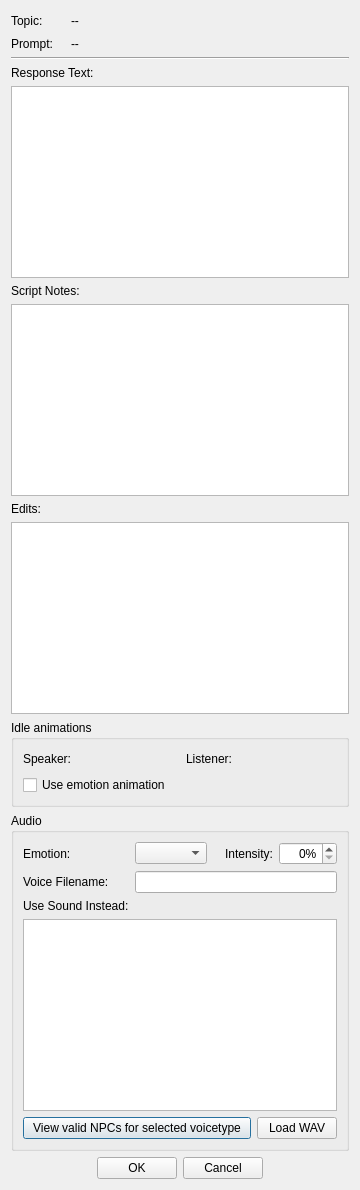
This is native/src/DovahKit/ui/form_windows/topic_info/topic_info_response.ui in DavidJCobb/DovahKit as Qt 5 draws it before an edit. The edited form follows.
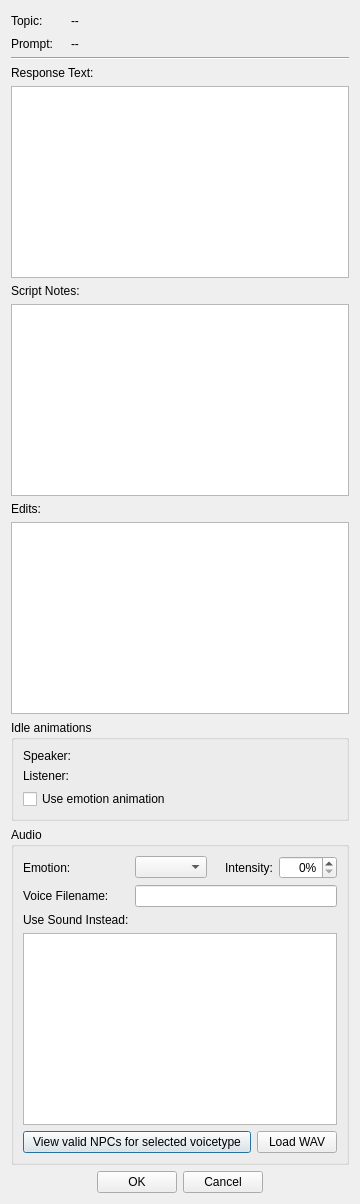
This is the edited form. Custom widgets are drawn as their Qt base class.

The edit to the form file:
```diff
--- a/native/src/DovahKit/ui/form_windows/topic_info/topic_info_response.ui
+++ b/native/src/DovahKit/ui/form_windows/topic_info/topic_info_response.ui
@@ -155,20 +155,14 @@
       <string>Idle animations</string>
      </property>
      <layout class="QGridLayout" name="gridLayout">
-      <item row="0" column="0">
-       <widget class="QLabel" name="label_6">
+      <item row="2" column="0" colspan="2">
+       <widget class="QCheckBox" name="flagUseEmotionAnim">
         <property name="text">
-         <string>Speaker:</string>
-        </property>
-        <property name="buddy">
-         <cstring>animSpeaker</cstring>
+         <string>Use emotion animation</string>
         </property>
        </widget>
       </item>
-      <item row="0" column="1">
-       <widget class="DKFormPicker" name="animSpeaker"/>
-      </item>
-      <item row="0" column="3">
+      <item row="1" column="0">
        <widget class="QLabel" name="label_7">
         <property name="text">
          <string>Listener:</string>
@@ -178,29 +172,19 @@
         </property>
        </widget>
       </item>
-      <item row="0" column="4">
+      <item row="0" column="1">
+       <widget class="DKFormPicker" name="animSpeaker"/>
+      </item>
+      <item row="1" column="1">
        <widget class="DKFormPicker" name="animListener"/>
       </item>
-      <item row="0" column="2">
-       <spacer name="horizontalSpacer_2">
-        <property name="orientation">
-         <enum>Qt::Horizontal</enum>
-        </property>
-        <property name="sizeType">
-         <enum>QSizePolicy::Fixed</enum>
-        </property>
-        <property name="sizeHint" stdset="0">
-         <size>
-          <width>6</width>
-          <height>20</height>
-         </size>
-        </property>
-       </spacer>
-      </item>
-      <item row="1" column="0" colspan="2">
-       <widget class="QCheckBox" name="flagUseEmotionAnim">
+      <item row="0" column="0">
+       <widget class="QLabel" name="label_6">
         <property name="text">
-         <string>Use emotion animation</string>
+         <string>Speaker:</string>
+        </property>
+        <property name="buddy">
+         <cstring>animSpeaker</cstring>
         </property>
        </widget>
       </item>
```
